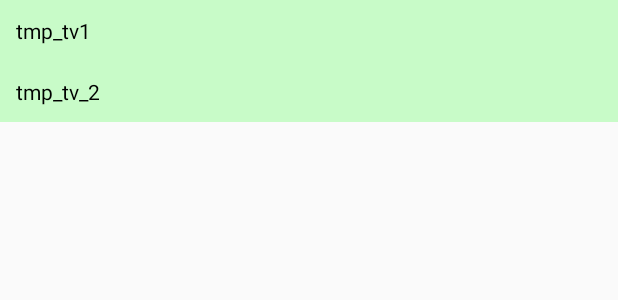
After one commit to ye0yeg/GooglePlay42, an Android app: the layout item_tmp.xml on its own in the app's theme, with its tools: preview values and no code run, on a phone screen of 412 x 824 dp. The commit adds this screen. Shown: the top 300 px of the screen. Run offline under Robolectric (Android 15) with nearby library versions, the phone set to English and light mode, and no system bars.

Commit message:
抽取Adapter和Holder （不可运行，空指针）

```diff
--- a/app/src/main/java/gp/ye0yeg/googleplay4/activity/MainActivity.java
+++ b/app/src/main/java/gp/ye0yeg/googleplay4/activity/MainActivity.java
@@ -18,7 +18,7 @@ import com.astuetz.PagerSlidingTabStrip;
 
 import gp.ye0yeg.googleplay4.R;
 import gp.ye0yeg.googleplay4.base.BaseApplication;
-import gp.ye0yeg.googleplay4.fragmentFactory.FragmentFactory;
+import gp.ye0yeg.googleplay4.factory.FragmentFactory;
 import gp.ye0yeg.googleplay4.utils.LogUtils;
 import gp.ye0yeg.googleplay4.utils.UIUtils;
 
--- a/app/src/main/java/gp/ye0yeg/googleplay4/fragmentFactory/FragmentFactory.java
+++ b/app/src/main/java/gp/ye0yeg/googleplay4/factory/FragmentFactory.java
@@ -1,4 +1,4 @@
-package gp.ye0yeg.googleplay4.fragmentFactory;
+package gp.ye0yeg.googleplay4.factory;
 
 import android.support.v4.app.Fragment;
 import android.support.v4.util.SparseArrayCompat;
--- /dev/null
+++ b/app/src/main/res/layout/item_tmp.xml
@@ -0,0 +1,26 @@
+<?xml version="1.0" encoding="utf-8"?>
+<LinearLayout xmlns:android="http://schemas.android.com/apk/res/android"
+    android:layout_width="match_parent"
+    android:layout_height="wrap_content"
+    android:background="#3300ff00"
+    android:orientation="vertical" >
+
+    <TextView
+        android:id="@+id/tmp_tv_1"
+        android:layout_width="wrap_content"
+        android:layout_height="wrap_content"
+        android:layout_margin="5dp"
+        android:padding="5dp"
+        android:text="tmp_tv1"
+        android:textColor="@android:color/black" />
+
+    <TextView
+        android:id="@+id/tmp_tv_2"
+        android:layout_width="wrap_content"
+        android:layout_height="wrap_content"
+        android:layout_margin="5dp"
+        android:padding="5dp"
+        android:text="tmp_tv_2"
+        android:textColor="@android:color/black" />
+
+</LinearLayout>
```
Also changed, not shown: app/src/main/java/gp/ye0yeg/googleplay4/base/BaseHolder.java (added, +47 -0 lines), app/src/main/java/gp/ye0yeg/googleplay4/base/LoadingPager.java (+6 -3 lines), app/src/main/java/gp/ye0yeg/googleplay4/base/SuperAdapter.java (added, +37 -0 lines), app/src/main/java/gp/ye0yeg/googleplay4/factory/ThreadPoolFactory.java (added, +36 -0 lines), app/src/main/java/gp/ye0yeg/googleplay4/fragment/HomeFragment.java (+41 -8 lines), app/src/main/java/gp/ye0yeg/googleplay4/holder/HomeHolder.java (added, +31 -0 lines), app/src/main/java/gp/ye0yeg/googleplay4/manager/ThreadPoolProxy.java (+24 -7 lines).
